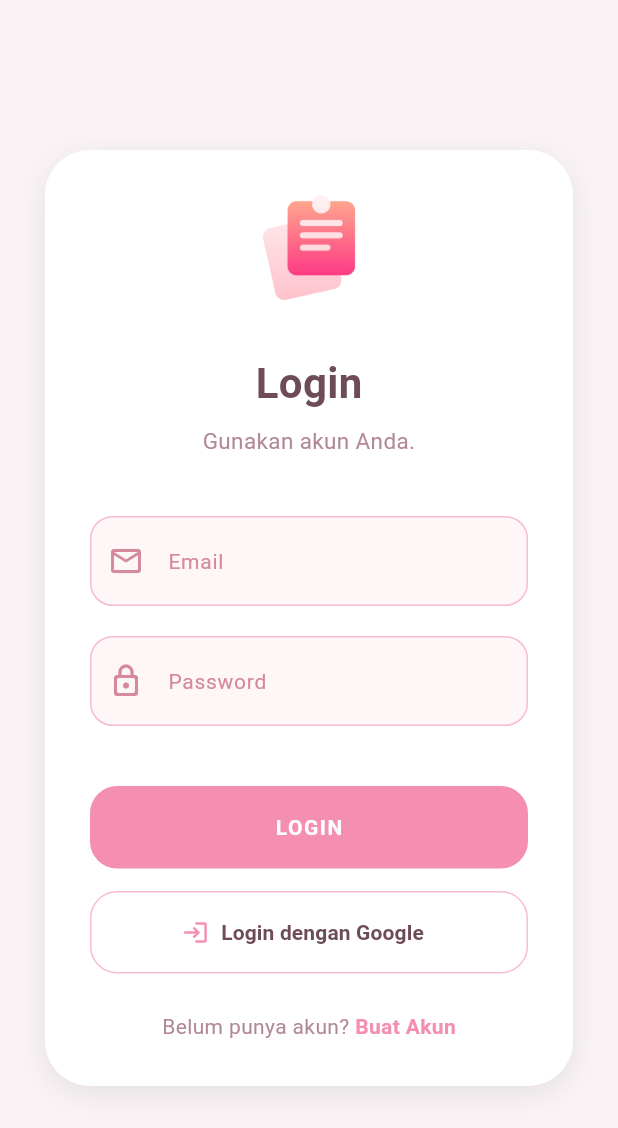
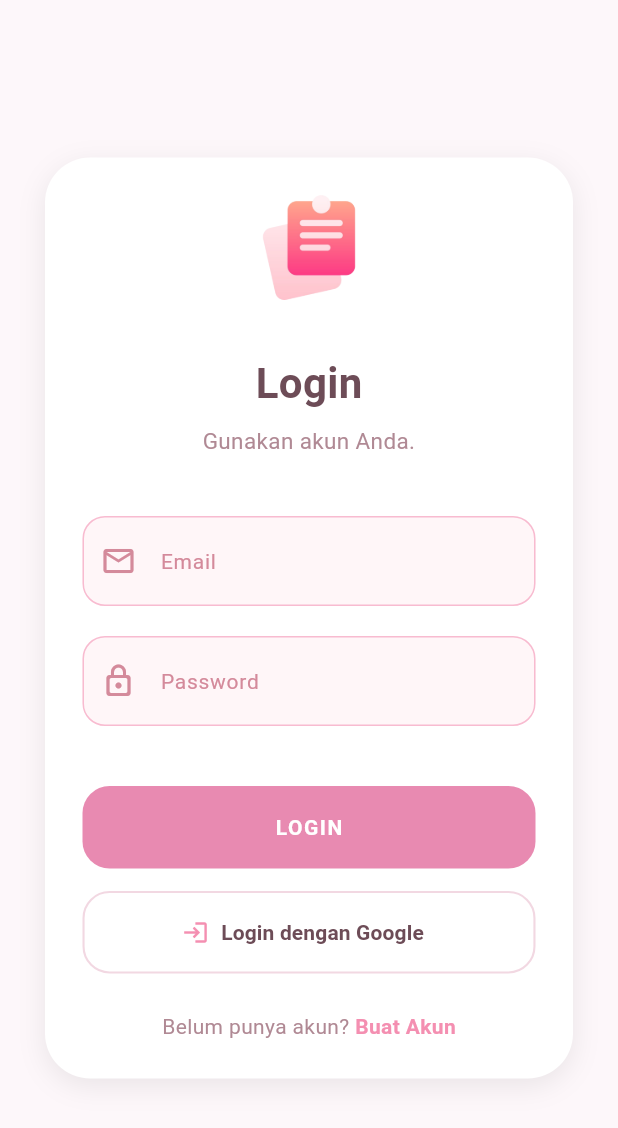
Before and after one commit to lutfiahdamayanti/arsipku-flutter, a Flutter app: the screen it shows after launch, on a phone screen of 412 x 824 dp. Shown: the top 1128 px of the screen. Run offline on Flutter 3.47's test engine with Material 3 defaults, Android fonts, the light colour scheme and no system bars; our stand-ins replace file_picker, firebase_auth, firebase_core, firebase_messaging, flutter_local_notifications, google_sign_in and 2 more; accounts and stored records are empty; network calls fail; Roboto replaces fonts that are missing (Sans-Serif).

Commit message:
Perbaikan UI

```diff
--- a/lib/login.dart
+++ b/lib/login.dart
@@ -62,19 +62,18 @@ class _LoginState extends State<Login> {
   @override
   Widget build(BuildContext context) {
     return Scaffold(
-      backgroundColor: const Color(0xFFF9F3F6),
-
-      body: Center(
+      backgroundColor: const Color(0xFFFDF7FA),
+      body: SafeArea(child:
+      Center(
         child: SingleChildScrollView(
           padding: const EdgeInsets.symmetric(horizontal: 30),
-
-          child: Container(
-            padding: const EdgeInsets.all(30),
-
+          child: Column(
+            children: [
+              Container(
+                padding: const EdgeInsets.all(25),
                 decoration: BoxDecoration(
                   color: Colors.white,
                   borderRadius: BorderRadius.circular(30),
-
                   boxShadow: [
                     BoxShadow(
                       color: Colors.black.withOpacity(0.08),
@@ -167,7 +166,7 @@ class _LoginState extends State<Login> {
                         onPressed: _processAuth,
 
                         style: ElevatedButton.styleFrom(
-                      backgroundColor: const Color(0xFFF48FB1),
+                          backgroundColor: const Color(0xFFE88AB1),
                           elevation: 0,
 
                           shape: RoundedRectangleBorder(
@@ -229,7 +228,8 @@ class _LoginState extends State<Login> {
 
                         style: OutlinedButton.styleFrom(
                           side: const BorderSide(
-                        color: Color(0xFFF8BBD0),
+                            color: Color(0xFFF2D8E2),
+                            width: 1.4,
                           ),
                           shape: RoundedRectangleBorder(
                             borderRadius: BorderRadius.circular(18),
@@ -271,6 +271,9 @@ class _LoginState extends State<Login> {
                           ),
                         ),
                       ],
+                    ),
+                  ],
+                ),
               ),
             ],
           ),
```
Lines whose indentation alone changed are shown as unchanged.
